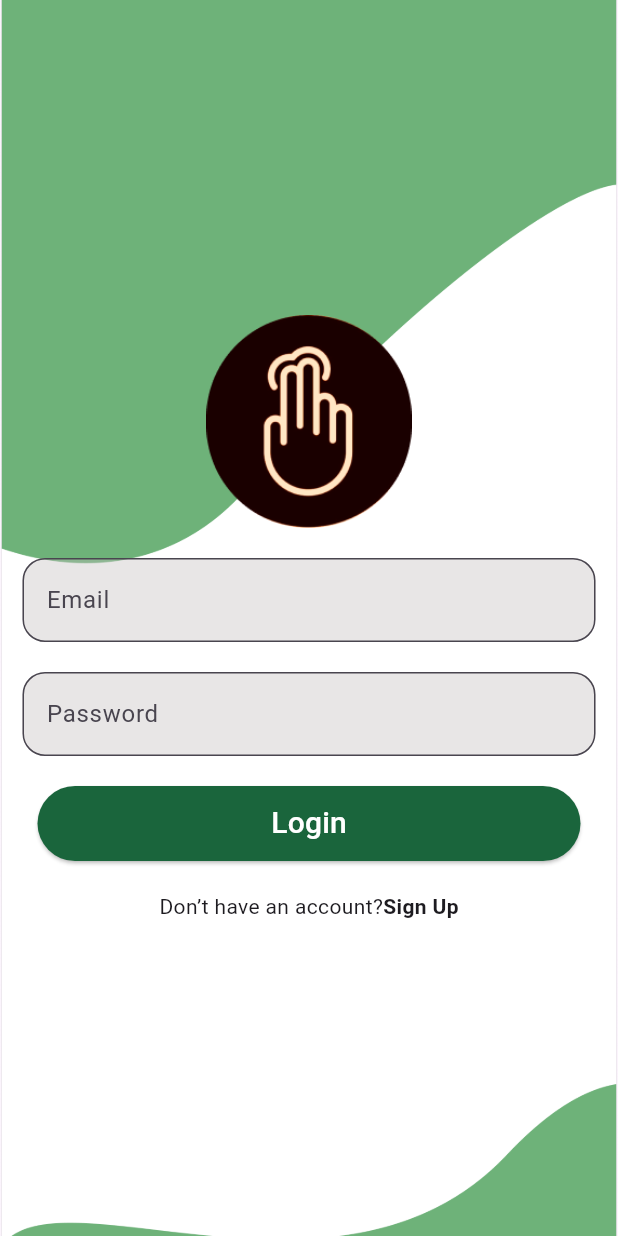
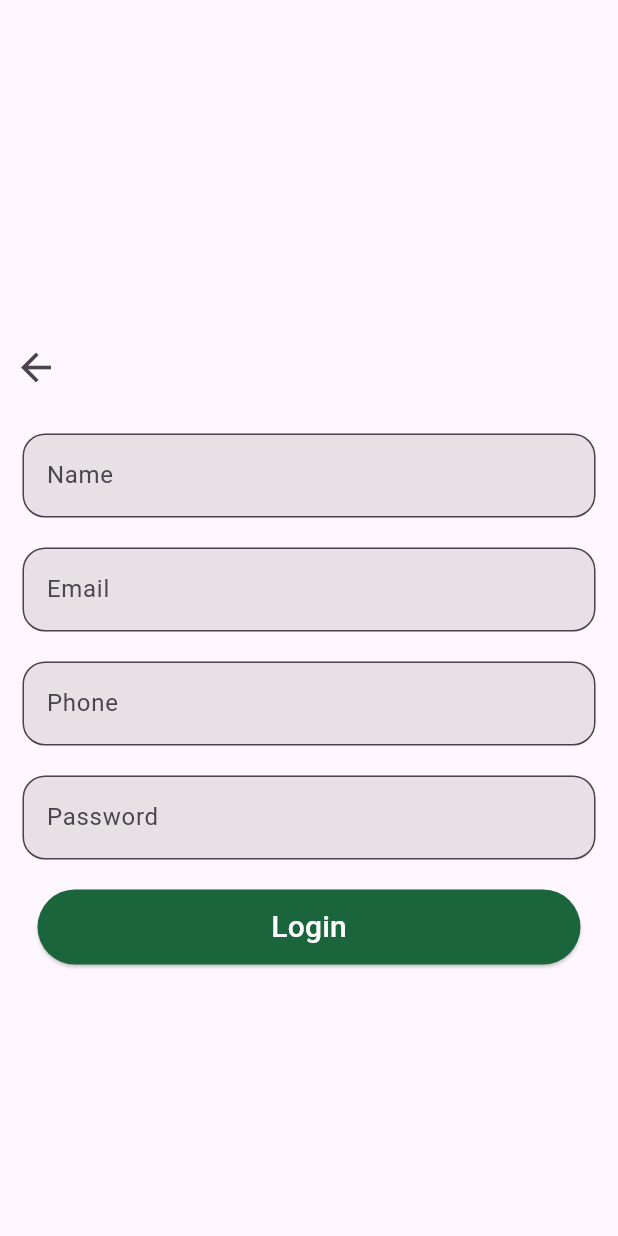
Before and after one commit to Gauravrai8287/first_application, a Flutter app: the screen it shows after launch, on a phone screen of 412 x 824 dp. Run offline on Flutter 3.47's test engine with Material 3 defaults, Android fonts, the phone set to English and light mode, and no system bars.

Commit message:
sign page

```diff
--- a/lib/main.dart
+++ b/lib/main.dart
@@ -1,5 +1,6 @@
 import 'package:first_application/logo_page.dart';
 import 'package:first_application/login_page.dart';
+import 'package:first_application/sign_page.dart';
 import 'package:flutter/material.dart';
 
 void main() {
@@ -12,7 +13,7 @@ class first_apps extends StatelessWidget {
   Widget build(BuildContext context) {
     return MaterialApp(
 
-      home: login_page(),
+      home: sign_page(),
     );
   }
 }
--- /dev/null
+++ b/lib/sign_page.dart
@@ -0,0 +1,143 @@
+import 'package:flutter/material.dart';
+class sign_page extends StatelessWidget {
+  const sign_page({super.key});
+
+  @override
+  Widget build(BuildContext context) {
+    return Scaffold(
+      body: Material(
+        child:Container(
+          child:Column(
+          mainAxisAlignment: MainAxisAlignment.center,
+            children:
+            [
+
+
+
+                  SizedBox(
+                    height: 40,
+                  ),
+
+           Row(
+
+            children: [
+                 IconButton(onPressed: (){}, icon: Icon(Icons.arrow_back, size: 30,)),
+            ],
+           ) ,
+
+
+
+
+
+                  SizedBox(
+                    height: 20,
+                  ),
+                  Container(
+                          padding: EdgeInsets.only( left: 15,right: 15),
+                          child: TextField(
+                          decoration: InputDecoration(
+                            hintText: 'Name',
+                            fillColor: Color.fromARGB(95, 193, 188, 188),
+                            filled:true,
+
+
+                            border: OutlineInputBorder(
+                              borderRadius: BorderRadius.circular(15),
+
+
+                            )
+                          ),
+                        ),
+                        ),
+                        SizedBox(
+                    height: 20,
+                  ),
+                  Container(
+                          padding: EdgeInsets.only( left: 15,right: 15),
+                          child: TextField(
+                          decoration: InputDecoration(
+                            hintText: 'Email',
+                            fillColor: Color.fromARGB(95, 193, 188, 188),
+                            filled:true,
+
+
+                            border: OutlineInputBorder(
+                              borderRadius: BorderRadius.circular(15),
+
+
+                            )
+                          ),
+                        ),
+                        ),
+                        SizedBox(
+                    height: 20,
+                  ),
+                  Container(
+                          padding: EdgeInsets.only( left: 15,right: 15),
+                          child: TextField(
+                          decoration: InputDecoration(
+                            hintText: 'Phone',
+                            fillColor: Color.fromARGB(95, 193, 188, 188),
+                            filled:true,
+
+
+                            border: OutlineInputBorder(
+                              borderRadius: BorderRadius.circular(15),
+
+
+                            )
+                          ),
+                        ),
+                        ),
+                        SizedBox(
+                    height: 20,
+                  ),
+                  Container(
+                          padding: EdgeInsets.only( left: 15,right: 15),
+                          child: TextField(
+                          decoration: InputDecoration(
+                            hintText: 'Password',
+                            fillColor: Color.fromARGB(95, 193, 188, 188),
+                            filled:true,
+
+
+                            border: OutlineInputBorder(
+                              borderRadius: BorderRadius.circular(15),
+
+
+                            )
+                          ),
+                        ),
+                        ),
+                        SizedBox(
+                    height: 20,
+                  ),
+                        Container(
+                      margin: EdgeInsets.only(left: 25,right: 25),
+                      height: 50,
+                      child:SizedBox(
+                      height: 35,
+                      width: double.infinity,
+                      child: ElevatedButton(onPressed: (){}, child: Text(
+                      ' Login ',style: TextStyle(
+                        fontWeight: FontWeight.w500,
+                        fontSize:20,
+                        color: Color.fromRGBO(255, 255,255, 100)
+                      ),
+                      ),style: ElevatedButton.styleFrom(
+                        backgroundColor: Color.fromRGBO(26, 101, 60, 76),
+                      ),)
+                        ,
+                    ),
+                    ),
+                ],
+
+              ) ,
+        )
+
+          ),
+
+
+    );
+  }
+}
--- a/pubspec.yaml
+++ b/pubspec.yaml
@@ -52,6 +52,7 @@ dev_dependencies:
 
 # The following section is specific to Flutter pac
 flutter:
+  uses-material-design: true
   assets:
     - assets/
 
```
